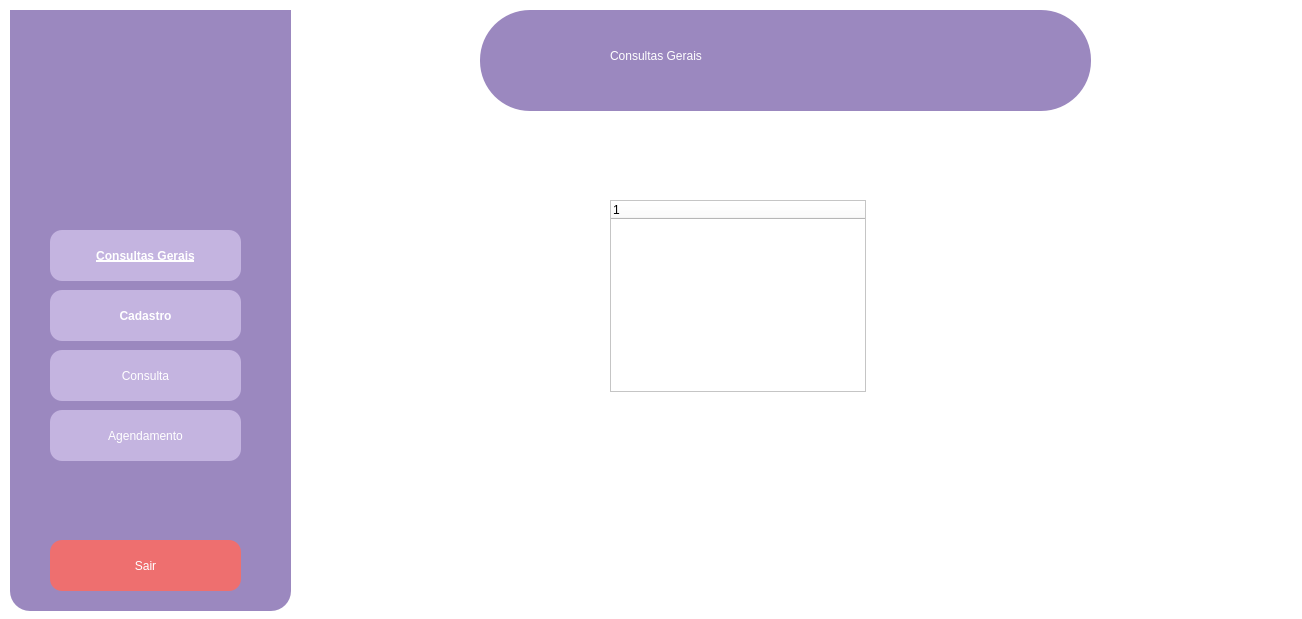
The window that VeterinaryScheduleSystem/menu.ui (brenoafsa/VeterinaryScheduleSystem) describes before a commit, drawn with Qt 5.
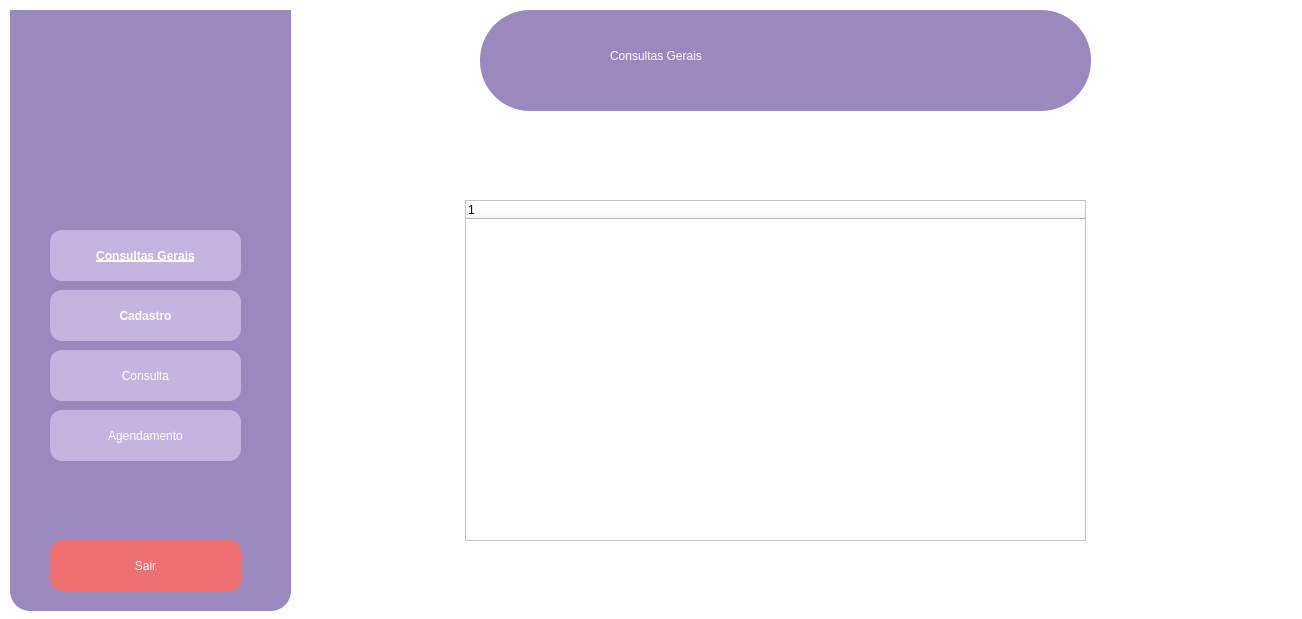
The same window after the commit. Icons and pictures are not drawn.

The edit to the form file:
```diff
--- a/VeterinaryScheduleSystem/menu.ui
+++ b/VeterinaryScheduleSystem/menu.ui
@@ -214,10 +214,10 @@
    <widget class="QTreeWidget" name="treeWidget">
     <property name="geometry">
      <rect>
-      <x>610</x>
+      <x>465</x>
       <y>200</y>
-      <width>256</width>
-      <height>192</height>
+      <width>621</width>
+      <height>341</height>
      </rect>
     </property>
     <column>
```
